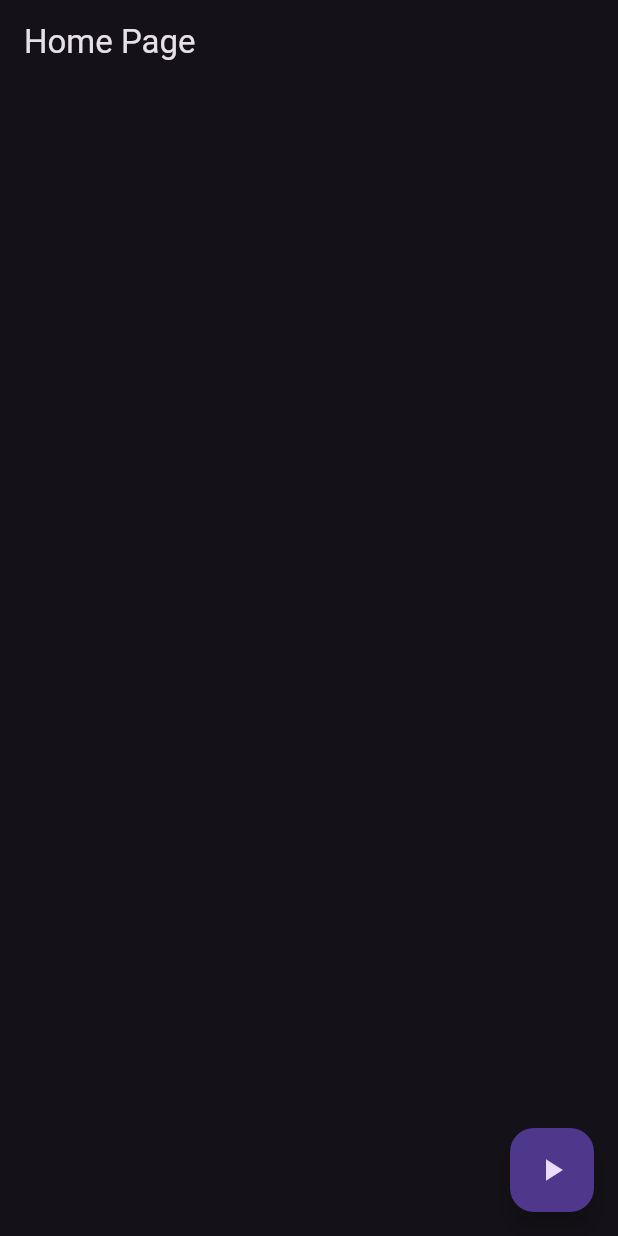
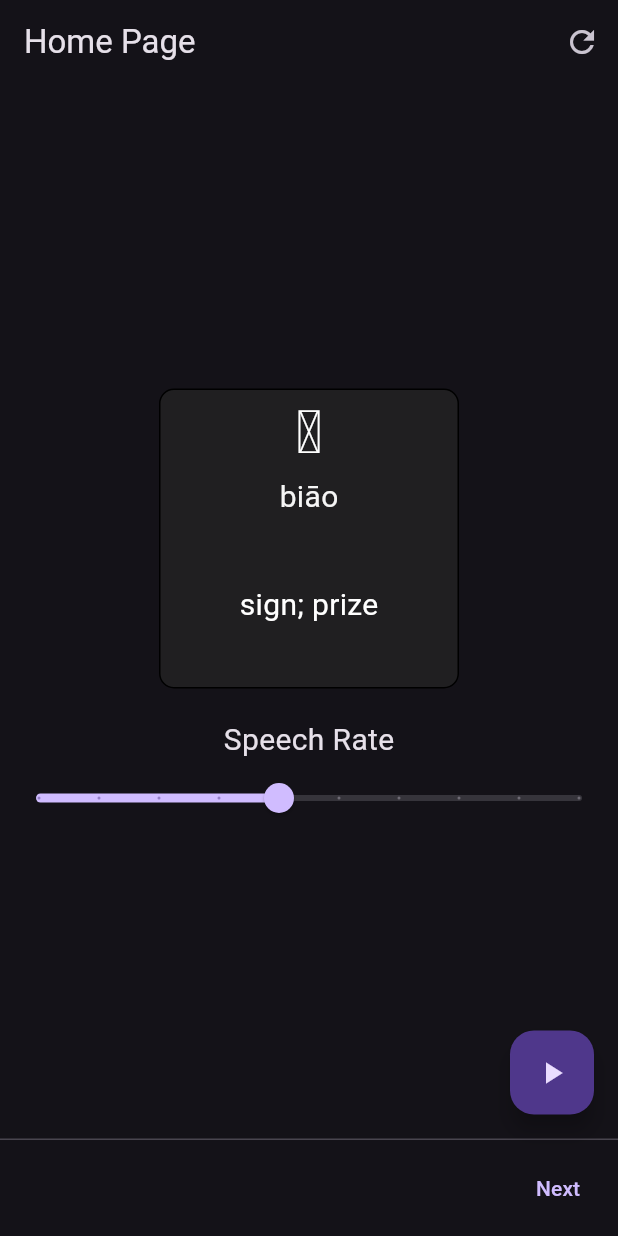
Before and after one commit to MohamedBenMassouda/LearnChinese, a Flutter app: the screen it shows after launch, after a tap on the "play arrow" icon, on a phone screen of 412 x 824 dp. Run offline on Flutter 3.47's test engine with Material 2 defaults, Android fonts, the light colour scheme and no system bars; our stand-ins replace flutter_tts, hive_flutter; accounts and stored records are empty; network calls fail.

Commit message:
Added Slider for speech rate and refresh button for a new word, and next button for new sentence

```diff
--- a/lib/main.dart
+++ b/lib/main.dart
@@ -5,6 +5,7 @@ import 'package:learn_chinese/screens/home_page.dart';
 void main() async {
   await Hive.initFlutter();
   await Hive.openBox('sentences');
+  await Hive.openBox('word');
 
   runApp(const MyApp());
 }
--- a/lib/models/database.dart
+++ b/lib/models/database.dart
@@ -1,13 +1,25 @@
 import 'package:hive_flutter/adapters.dart';
+import 'package:learn_chinese/models/word.dart';
 
 class Database {
-  final box = Hive.box('sentences');
+  final sentenceBox = Hive.box('sentences');
+  final wordBox = Hive.box('word');
+
+  void setWord(Word word) {
+    sentenceBox.put('word', word.toJson());
+  }
+
+  String getWord() {
+    String? word = wordBox.get('word');
+
+    return word ?? "null";
+  }
 
   void setSentences(List<Map<String, String>> sentences) {
-    box.put('sentences', sentences);
+    sentenceBox.put('sentences', sentences);
   }
 
   List<dynamic> getSentences() {
-    return box.get('sentences');
+    return sentenceBox.get('sentences');
   }
 }
--- a/lib/models/word.dart
+++ b/lib/models/word.dart
@@ -25,4 +25,12 @@ class Word {
     int index = random.nextInt(words.length);
     return words[index];
   }
+
+  Map<String, dynamic> toJson() {
+    return {
+      'chineseChar': word,
+      'howToRead': meaning,
+      'englishEquivalent': example,
+    };
+  }
 }
--- a/lib/screens/home_page.dart
+++ b/lib/screens/home_page.dart
@@ -7,6 +7,7 @@ import 'package:learn_chinese/models/sentence.dart';
 import 'package:learn_chinese/models/word.dart';
 import 'package:learn_chinese/utils/scrape_sentences.dart';
 import 'package:learn_chinese/widgets/sentence_tile.dart';
+import 'package:learn_chinese/widgets/word_tile.dart';
 
 class HomePage extends StatefulWidget {
   const HomePage({super.key});
@@ -31,17 +32,27 @@ class _HomePageState extends State<HomePage> {
 
   void initTts() async {
     await flutterTts.setLanguage('zh-CN');
-    await flutterTts.setSpeechRate(0.5);
+    await flutterTts.setSpeechRate(speechValue);
     await flutterTts.setVolume(1.0);
     await flutterTts.setPitch(1.0);
   }
 
   void readFromFile() async {
+    if (db.getWord() != "null") {
+      print("Word ${db.getWord()}");
+      setState(() {
+      });
+      return;
+    }
+
     final json = await rootBundle.loadString("assets/chinese.json");
     final List<dynamic> data = jsonDecode(json);
 
     setState(() {
       words = data.map((e) => Word.fromJson(e)).toList();
+      word = Word.getRandomWord(words);
+      db.setWord(word!);
+      readFromSentenceFile();
     });
   }
 
@@ -49,7 +60,6 @@ class _HomePageState extends State<HomePage> {
     await getSentences(word!.word);
 
     final data = db.getSentences();
-
     setState(() {
       sentence = Sentence.getRandomSentence(data.map((e) => Sentence.fromJson(e)).toList());
     });
@@ -57,35 +67,87 @@ class _HomePageState extends State<HomePage> {
 
   Word? word;
   Sentence? sentence;
+  double speechValue = 0.5;
 
   @override
   Widget build(BuildContext context) {
-    if (words.isNotEmpty && word == null) {
-      word = Word.getRandomWord(words);
-      readFromSentenceFile();
-    }
-
     return Scaffold(
       appBar: AppBar(
         title: const Text('Home Page'),
+        actions: [
+          IconButton(
+            onPressed: () {
+              setState(() {
+                word = Word.getRandomWord(words);
+                sentence = null;
+              });
+            },
+            icon: const Icon(Icons.refresh),
+          ),
+        ],
       ),
       // body: Center(
       //   child: word == null ? const Text('Home Page') : WordTile(word: word!),
       // ),
       body: Center(
-          child: sentence == null
-              ? const SizedBox()
-              : SentenceTile(
-                  sentence: sentence!,
-                  word: word!,
-                )),
+        child: Column(
+          mainAxisAlignment: MainAxisAlignment.center,
+
+          children: [
+            sentence != null ? SentenceTile(
+              sentence: sentence!,
+              word: word!,
+            ) : WordTile(word: word!),
+
+            const SizedBox(height: 20,),
+
+            // Slider for the speed of speech
+            const Text(
+              'Speech Rate',
+              style: TextStyle(
+                fontSize: 20,
+              ),
+            ),
+            Slider(
+              value: speechValue,
+              min: 0.1,
+              max: 1.0,
+              divisions: 9,
+              label: speechValue.toString(),
+              onChanged: (value) async {
+                setState(() {
+                  speechValue = value;
+                });
+
+                await flutterTts.setSpeechRate(speechValue);
+              },
+            )
+          ],
+        )
+      ),
 
       floatingActionButton: FloatingActionButton(
         onPressed: () async {
-          await flutterTts.speak(word!.word);
+          if (sentence == null) {
+            await flutterTts.speak(word!.word);
+          } else {
+            await flutterTts.speak(sentence!.sentence);
+          }
         },
         child: const Icon(Icons.play_arrow),
       ),
+
+      persistentFooterButtons: [
+        TextButton(
+          onPressed: () {
+            setState(() {
+              sentence = null;
+            });
+            readFromSentenceFile();
+          },
+          child: const Text('Next'),
+        ),
+      ],
     );
   }
 }
--- a/lib/widgets/sentence_tile.dart
+++ b/lib/widgets/sentence_tile.dart
@@ -34,8 +34,10 @@ class SentenceTile extends StatelessWidget {
             onLongPress: () {
               Clipboard.setData(ClipboardData(text: sentence.sentence));
             },
+            child: SizedBox(
+              width: 300,
               child: Row(
-              mainAxisAlignment: MainAxisAlignment.start,
+                mainAxisAlignment: MainAxisAlignment.center,
                 crossAxisAlignment: CrossAxisAlignment.start,
                 children: [
                   Text(
@@ -68,6 +70,7 @@ class SentenceTile extends StatelessWidget {
                     ),
                   ),
                 ],
+              ),
             ),
           ),
           const SizedBox(height: 20),
@@ -131,7 +134,7 @@ void _showDetailsPopup(BuildContext context, Word word) {
             onPressed: () {
               Navigator.of(context).pop(); // To close the popup
             },
-            child: Text('Close'),
+            child: const Text('Close'),
           ),
         ],
       );
```
Lines whose indentation alone changed are shown as unchanged.
